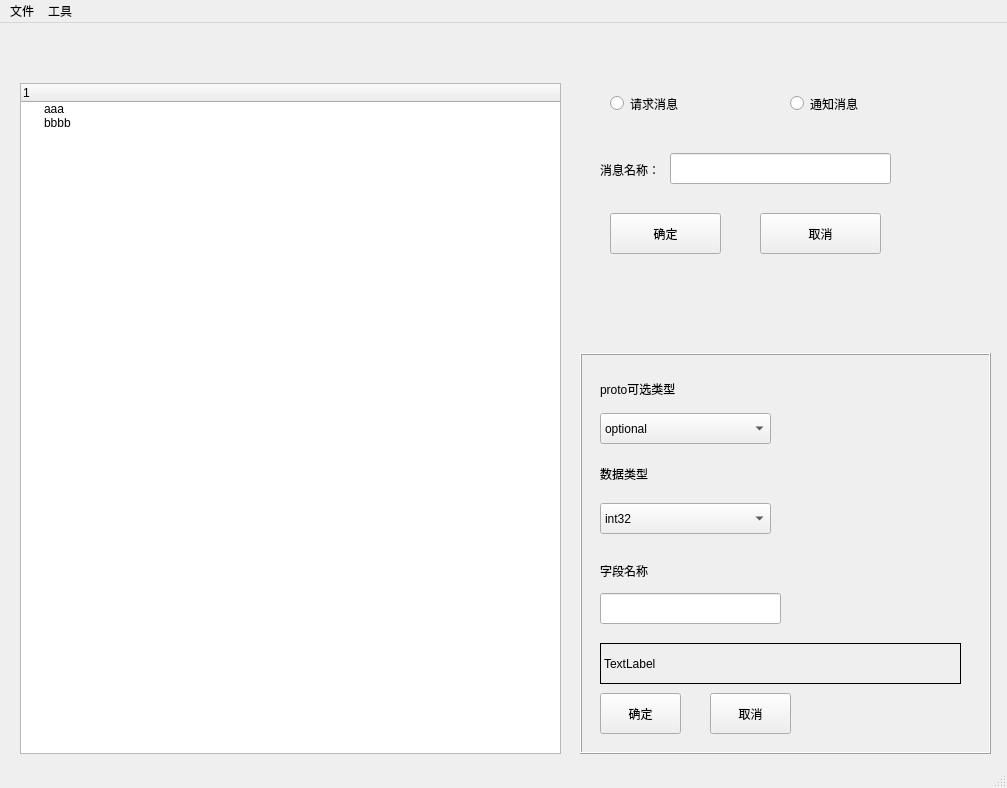
First picture: the form in Designer/ProtoUI.ui, repository Addision/ProtoTool, before the edit.
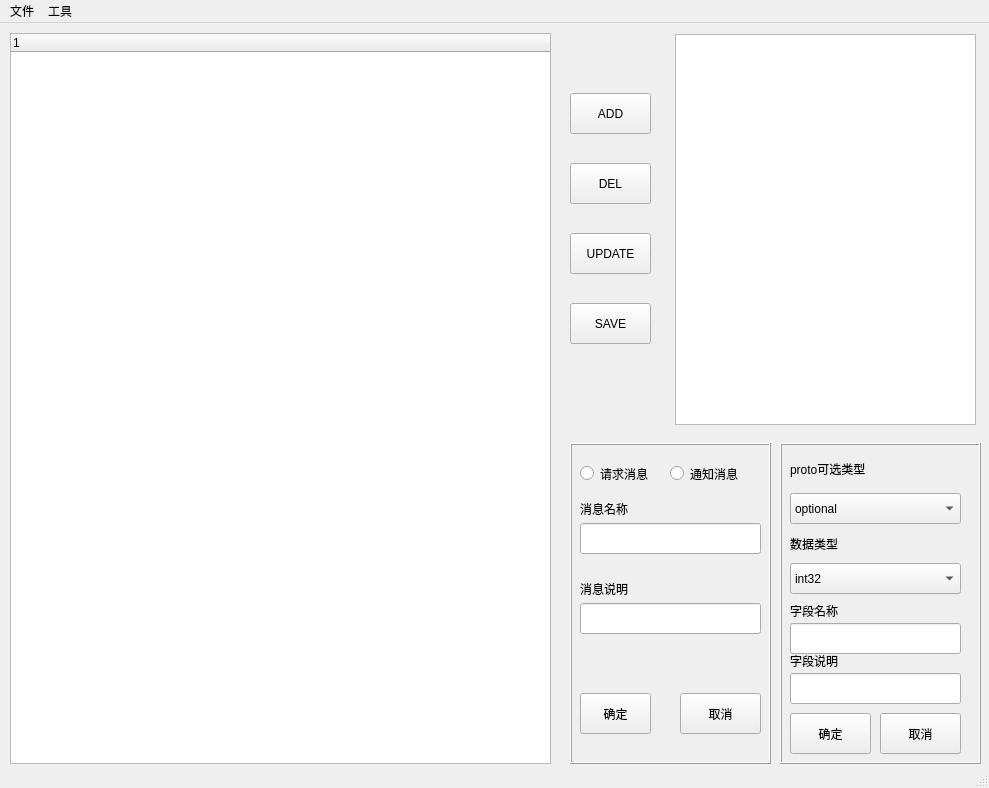
Second picture: the form after the edit.

The edit to the form file:
```diff
--- a/Designer/ProtoUI.ui
+++ b/Designer/ProtoUI.ui
@@ -6,7 +6,7 @@
    <rect>
     <x>0</x>
     <y>0</y>
-    <width>1007</width>
+    <width>989</width>
     <height>788</height>
    </rect>
   </property>
@@ -17,38 +17,20 @@
    <widget class="QTreeWidget" name="MsgTreeWidget">
     <property name="geometry">
      <rect>
-      <x>20</x>
-      <y>60</y>
+      <x>10</x>
+      <y>10</y>
       <width>541</width>
-      <height>671</height>
+      <height>731</height>
      </rect>
     </property>
-    <column>
-     <property name="text">
-      <string>1</string>
-     </property>
-    </column>
-    <item>
-     <property name="text">
-      <string>aaa</string>
-     </property>
-     <property name="flags">
-      <set>ItemIsSelectable|ItemIsEditable|ItemIsDragEnabled|ItemIsUserCheckable|ItemIsEnabled</set>
-     </property>
-    </item>
-    <item>
-     <property name="text">
-      <string>bbbb</string>
-     </property>
-    </item>
    </widget>
    <widget class="QFrame" name="frame">
     <property name="geometry">
      <rect>
-      <x>580</x>
-      <y>330</y>
-      <width>411</width>
-      <height>401</height>
+      <x>780</x>
+      <y>420</y>
+      <width>201</width>
+      <height>321</height>
      </rect>
     </property>
     <property name="frameShape">
@@ -60,8 +42,8 @@
     <widget class="QComboBox" name="CbxValueType">
      <property name="geometry">
       <rect>
-       <x>20</x>
-       <y>150</y>
+       <x>10</x>
+       <y>120</y>
        <width>171</width>
        <height>31</height>
       </rect>
@@ -115,8 +97,8 @@
     <widget class="QLabel" name="label">
      <property name="geometry">
       <rect>
-       <x>20</x>
-       <y>20</y>
+       <x>10</x>
+       <y>10</y>
        <width>91</width>
        <height>31</height>
       </rect>
@@ -128,8 +110,8 @@
     <widget class="QLabel" name="label_3">
      <property name="geometry">
       <rect>
-       <x>20</x>
-       <y>210</y>
+       <x>10</x>
+       <y>160</y>
        <width>81</width>
        <height>16</height>
       </rect>
@@ -141,8 +123,8 @@
     <widget class="QPushButton" name="BtnField">
      <property name="geometry">
       <rect>
-       <x>20</x>
-       <y>340</y>
+       <x>10</x>
+       <y>270</y>
        <width>81</width>
        <height>41</height>
       </rect>
@@ -154,8 +136,8 @@
     <widget class="QLabel" name="label_2">
      <property name="geometry">
       <rect>
-       <x>20</x>
-       <y>110</y>
+       <x>10</x>
+       <y>90</y>
        <width>91</width>
        <height>21</height>
       </rect>
@@ -167,9 +149,9 @@
     <widget class="QLineEdit" name="LetFieldName">
      <property name="geometry">
       <rect>
-       <x>20</x>
-       <y>240</y>
-       <width>181</width>
+       <x>10</x>
+       <y>180</y>
+       <width>171</width>
        <height>31</height>
       </rect>
      </property>
@@ -177,8 +159,8 @@
     <widget class="QComboBox" name="CbxProtoType">
      <property name="geometry">
       <rect>
-       <x>20</x>
-       <y>60</y>
+       <x>10</x>
+       <y>50</y>
        <width>171</width>
        <height>31</height>
       </rect>
@@ -202,8 +184,8 @@
     <widget class="QPushButton" name="BtnFieldCancel">
      <property name="geometry">
       <rect>
-       <x>130</x>
-       <y>340</y>
+       <x>100</x>
+       <y>270</y>
        <width>81</width>
        <height>41</height>
       </rect>
@@ -212,97 +194,205 @@
       <string>取消</string>
      </property>
     </widget>
-    <widget class="QLabel" name="LbMsgField">
+    <widget class="QLineEdit" name="LetFieldCmt">
      <property name="geometry">
       <rect>
-       <x>20</x>
-       <y>290</y>
-       <width>361</width>
-       <height>41</height>
+       <x>10</x>
+       <y>230</y>
+       <width>171</width>
+       <height>31</height>
       </rect>
      </property>
-     <property name="frameShape">
-      <enum>QFrame::Box</enum>
+    </widget>
+    <widget class="QLabel" name="label_4">
+     <property name="geometry">
+      <rect>
+       <x>10</x>
+       <y>210</y>
+       <width>81</width>
+       <height>16</height>
+      </rect>
      </property>
      <property name="text">
-      <string>TextLabel</string>
+      <string>字段说明</string>
      </property>
     </widget>
    </widget>
-   <widget class="QRadioButton" name="BtnReq">
+   <widget class="QFrame" name="frame_2">
     <property name="geometry">
      <rect>
-      <x>610</x>
-      <y>60</y>
-      <width>81</width>
-      <height>41</height>
+      <x>570</x>
+      <y>420</y>
+      <width>201</width>
+      <height>321</height>
      </rect>
     </property>
-    <property name="text">
-     <string>请求消息</string>
+    <property name="frameShape">
+     <enum>QFrame::Box</enum>
     </property>
+    <property name="frameShadow">
+     <enum>QFrame::Raised</enum>
+    </property>
+    <widget class="QRadioButton" name="BtnReq">
+     <property name="geometry">
+      <rect>
+       <x>10</x>
+       <y>10</y>
+       <width>81</width>
+       <height>41</height>
+      </rect>
+     </property>
+     <property name="text">
+      <string>请求消息</string>
+     </property>
+    </widget>
+    <widget class="QRadioButton" name="BtnNotify">
+     <property name="geometry">
+      <rect>
+       <x>100</x>
+       <y>20</y>
+       <width>89</width>
+       <height>21</height>
+      </rect>
+     </property>
+     <property name="text">
+      <string>通知消息</string>
+     </property>
+    </widget>
+    <widget class="QLabel" name="label_5">
+     <property name="geometry">
+      <rect>
+       <x>10</x>
+       <y>50</y>
+       <width>81</width>
+       <height>31</height>
+      </rect>
+     </property>
+     <property name="text">
+      <string>消息名称</string>
+     </property>
+    </widget>
+    <widget class="QLineEdit" name="LetMsgName">
+     <property name="geometry">
+      <rect>
+       <x>10</x>
+       <y>80</y>
+       <width>181</width>
+       <height>31</height>
+      </rect>
+     </property>
+    </widget>
+    <widget class="QPushButton" name="BtnMsgOk">
+     <property name="geometry">
+      <rect>
+       <x>10</x>
+       <y>250</y>
+       <width>71</width>
+       <height>41</height>
+      </rect>
+     </property>
+     <property name="text">
+      <string>确定</string>
+     </property>
+    </widget>
+    <widget class="QPushButton" name="BtnMsgCancel">
+     <property name="geometry">
+      <rect>
+       <x>110</x>
+       <y>250</y>
+       <width>81</width>
+       <height>41</height>
+      </rect>
+     </property>
+     <property name="text">
+      <string>取消</string>
+     </property>
+    </widget>
+    <widget class="QLabel" name="label_10">
+     <property name="geometry">
+      <rect>
+       <x>10</x>
+       <y>130</y>
+       <width>81</width>
+       <height>31</height>
+      </rect>
+     </property>
+     <property name="text">
+      <string>消息说明</string>
+     </property>
+    </widget>
+    <widget class="QLineEdit" name="LetMsgCmt">
+     <property name="geometry">
+      <rect>
+       <x>10</x>
+       <y>160</y>
+       <width>181</width>
+       <height>31</height>
+      </rect>
+     </property>
+    </widget>
    </widget>
-   <widget class="QRadioButton" name="BtnNotice">
+   <widget class="QPushButton" name="BtnAdd">
     <property name="geometry">
      <rect>
-      <x>790</x>
+      <x>570</x>
       <y>70</y>
-      <width>89</width>
-      <height>21</height>
+      <width>81</width>
+      <height>41</height>
      </rect>
     </property>
     <property name="text">
-     <string>通知消息</string>
+     <string>ADD</string>
     </property>
    </widget>
-   <widget class="QLabel" name="label_5">
+   <widget class="QPushButton" name="BtnDel">
     <property name="geometry">
      <rect>
-      <x>600</x>
-      <y>131</y>
+      <x>570</x>
+      <y>140</y>
       <width>81</width>
-      <height>31</height>
+      <height>41</height>
      </rect>
     </property>
     <property name="text">
-     <string>消息名称：</string>
+     <string>DEL</string>
     </property>
    </widget>
-   <widget class="QLineEdit" name="LetMsgName">
+   <widget class="QPushButton" name="BtnUpdate">
     <property name="geometry">
      <rect>
-      <x>670</x>
-      <y>130</y>
-      <width>221</width>
-      <height>31</height>
+      <x>570</x>
+      <y>210</y>
+      <width>81</width>
+      <height>41</height>
      </rect>
     </property>
+    <property name="text">
+     <string>UPDATE</string>
+    </property>
    </widget>
    <widget class="QPushButton" name="BtnMsg">
     <property name="geometry">
      <rect>
-      <x>610</x>
-      <y>190</y>
-      <width>111</width>
+      <x>570</x>
+      <y>280</y>
+      <width>81</width>
       <height>41</height>
      </rect>
     </property>
     <property name="text">
-     <string>确定</string>
+     <string>SAVE</string>
     </property>
    </widget>
-   <widget class="QPushButton" name="BtnMsgCancel">
+   <widget class="QTableView" name="BbvInfo">
     <property name="geometry">
      <rect>
-      <x>760</x>
-      <y>190</y>
-      <width>121</width>
-      <height>41</height>
+      <x>675</x>
+      <y>11</y>
+      <width>301</width>
+      <height>391</height>
      </rect>
     </property>
-    <property name="text">
-     <string>取消</string>
-    </property>
    </widget>
   </widget>
   <widget class="QMenuBar" name="menubar">
@@ -310,11 +400,11 @@
     <rect>
      <x>0</x>
      <y>0</y>
-     <width>1007</width>
+     <width>989</width>
      <height>23</height>
     </rect>
    </property>
-   <widget class="QMenu" name="menu">
+   <widget class="QMenu" name="menuFile">
     <property name="title">
      <string>文件</string>
     </property>
@@ -325,7 +415,7 @@
     <addaction name="menuSaveAs"/>
     <addaction name="menuClose"/>
    </widget>
-   <widget class="QMenu" name="menutool">
+   <widget class="QMenu" name="menuTool">
     <property name="title">
      <string>工具</string>
     </property>
@@ -350,8 +440,8 @@
     <addaction name="separator"/>
     <addaction name="menu_setting"/>
    </widget>
-   <addaction name="menu"/>
-   <addaction name="menutool"/>
+   <addaction name="menuFile"/>
+   <addaction name="menuTool"/>
   </widget>
   <widget class="QStatusBar" name="statusbar"/>
   <action name="actionopen">
```
Left out of the diff: 6 changed lines with no effect on the pictures.
